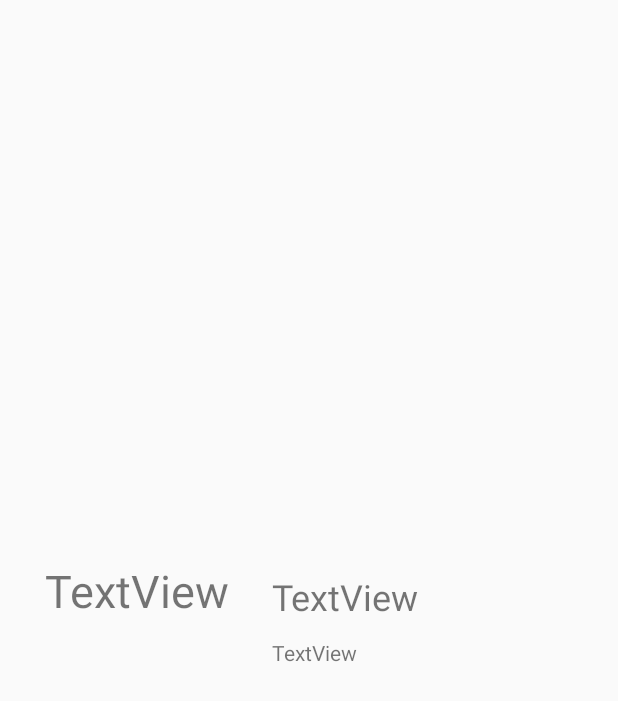
After one commit to nuvvlyy/scheduleproject, an Android app: the layout item_appoi.xml on its own in the app's theme, with its tools: preview values and no code run, on a phone screen of 412 x 824 dp. The commit adds this screen. Shown: the top 701 px of the screen. Run offline under Robolectric (Android 15) with nearby library versions, the phone set to English and light mode, and no system bars.

Commit message:
add appoiment and appear in 1st page

```diff
--- a/app/src/main/AndroidManifest.xml
+++ b/app/src/main/AndroidManifest.xml
@@ -9,14 +9,15 @@
         android:roundIcon="@mipmap/ic_launcher_round"
         android:supportsRtl="true"
         android:theme="@style/AppTheme">
-        <activity android:name=".Model.MainActivity">
+        <activity android:name=".MainActivity">
             <intent-filter>
                 <action android:name="android.intent.action.MAIN" />
 
                 <category android:name="android.intent.category.LAUNCHER" />
             </intent-filter>
         </activity>
-        <activity android:name=".Model.Addschedule"></activity>
+        <activity android:name=".Model.Addschedule" />
+        <activity android:name=".ItemAppoi"></activity>
     </application>
 
 </manifest>
--- a/app/src/main/java/com/example/scheduleproject/database/DatabaseHelper.java
+++ b/app/src/main/java/com/example/scheduleproject/database/DatabaseHelper.java
@@ -12,7 +12,7 @@ public class DatabaseHelper extends SQLiteOpenHelper {
     private static final int DATABASE_VERSION = 1;
 
     public static final String TABLE_NAME = "myschedule";
-    public static final String COL_ID = "id";
+    public static final String COL_ID = "_id";
     public static final String COL_TITLE = "title";
     public static final String COL_VENUE = "venue";
     public static final String COL_DATE = "date";
--- a/app/src/main/res/layout/activity_main.xml
+++ b/app/src/main/res/layout/activity_main.xml
@@ -5,7 +5,7 @@
     xmlns:tools="http://schemas.android.com/tools"
     android:layout_width="match_parent"
     android:layout_height="match_parent"
-    tools:context=".Model.MainActivity">
+    tools:context=".MainActivity">
 
     <ListView
         android:id="@+id/result_list_view"
--- /dev/null
+++ b/app/src/main/res/layout/item_appoi.xml
@@ -0,0 +1,49 @@
+<?xml version="1.0" encoding="utf-8"?>
+<android.support.constraint.ConstraintLayout xmlns:android="http://schemas.android.com/apk/res/android"
+    xmlns:app="http://schemas.android.com/apk/res-auto"
+    xmlns:tools="http://schemas.android.com/tools"
+    android:layout_width="match_parent"
+    android:layout_height="match_parent"
+    tools:context=".ItemAppoi">
+
+    <TextView
+        android:id="@+id/Date_text_view"
+        android:layout_width="165dp"
+        android:layout_height="79dp"
+        android:layout_marginStart="8dp"
+        android:layout_marginTop="9dp"
+        android:layout_marginBottom="8dp"
+        android:text="TextView"
+        android:textAlignment="center"
+        android:textSize="30sp"
+        app:layout_constraintBottom_toBottomOf="parent"
+        app:layout_constraintStart_toStartOf="parent"
+        app:layout_constraintTop_toTopOf="parent" />
+
+    <TextView
+        android:id="@+id/title_text_view"
+        android:layout_width="0dp"
+        android:layout_height="wrap_content"
+        android:layout_marginStart="8dp"
+        android:layout_marginTop="8dp"
+        android:layout_marginEnd="8dp"
+        android:text="TextView"
+        android:textSize="24sp"
+        app:layout_constraintEnd_toEndOf="parent"
+        app:layout_constraintStart_toEndOf="@+id/Date_text_view"
+        app:layout_constraintTop_toTopOf="@+id/Date_text_view" />
+
+    <TextView
+        android:id="@+id/venue_text_view"
+        android:layout_width="0dp"
+        android:layout_height="wrap_content"
+        android:layout_marginStart="8dp"
+        android:layout_marginEnd="8dp"
+        android:layout_marginBottom="8dp"
+        android:text="TextView"
+        android:textSize="14sp"
+        app:layout_constraintBottom_toBottomOf="@+id/Date_text_view"
+        app:layout_constraintEnd_toEndOf="parent"
+        app:layout_constraintStart_toEndOf="@+id/Date_text_view" />
+
+</android.support.constraint.ConstraintLayout>
```
Also changed, not shown: app/src/main/java/com/example/scheduleproject/AppoimentList.java (added, +33 -0 lines), app/src/main/java/com/example/scheduleproject/ItemAppoi.java (added, +33 -0 lines), app/src/main/java/com/example/scheduleproject/ListAdapter.java (renamed from app/src/main/java/com/example/scheduleproject/Model/ListAdapter.java, +11 -10 lines), app/src/main/java/com/example/scheduleproject/MainActivity.java (renamed from app/src/main/java/com/example/scheduleproject/Model/MainActivity.java, +23 -24 lines), app/src/main/java/com/example/scheduleproject/Model/Addschedule.java (+5 -2 lines), app/src/main/java/com/example/scheduleproject/Model/AppoimentList.java (deleted, +0 -33 lines).
